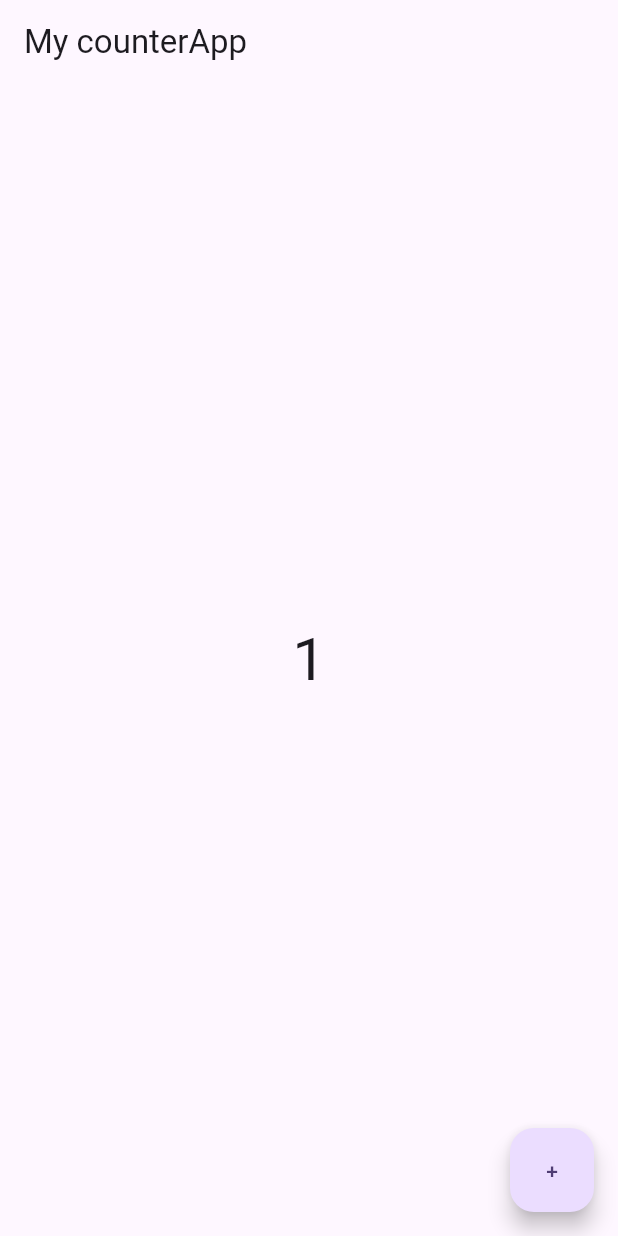
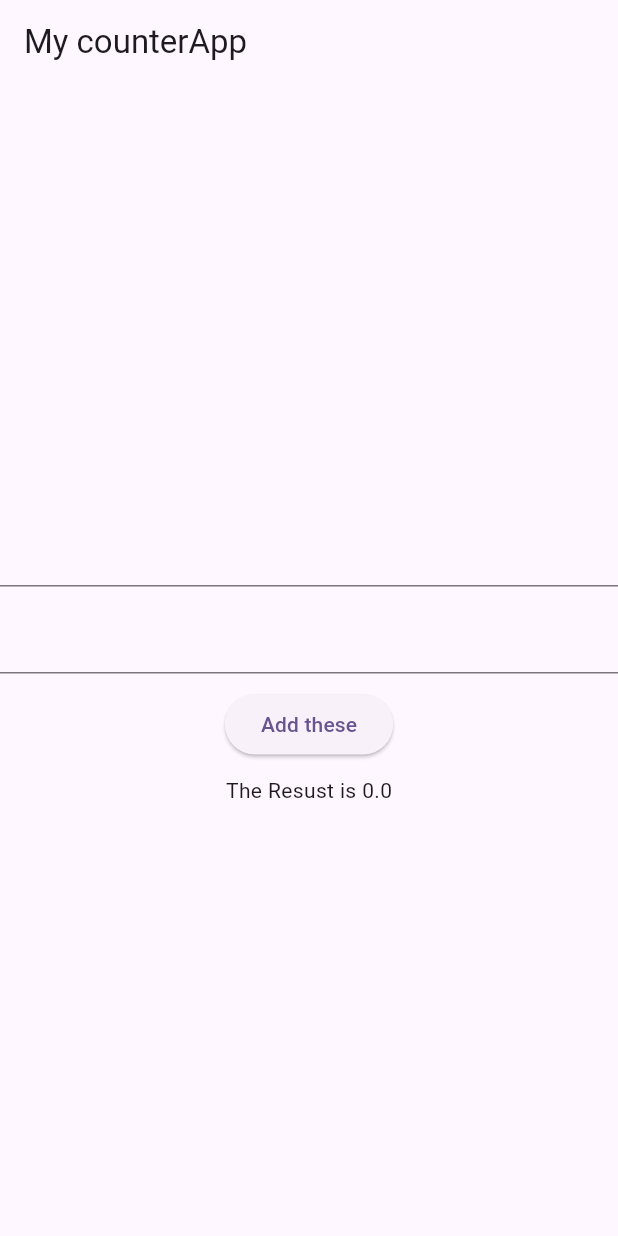
Before and after one commit to alkawsar1030/statefulWidgets, a Flutter app: the screen it shows after launch, on a phone screen of 412 x 824 dp. Run offline on Flutter 3.47's test engine with Material 3 defaults, Android fonts, the phone set to English and light mode, and no system bars.

Commit message:
Two number adding using TextField

```diff
--- a/lib/HomePage.dart
+++ b/lib/HomePage.dart
@@ -8,13 +8,18 @@ class HomePage extends StatefulWidget {
 }
 
 class _HomePageState extends State<HomePage> {
-
-  int iemCount=1;
-  void counter() {
-    setState(() {
-      iemCount=iemCount+1;
-    });
+  final TextEditingController controller = TextEditingController();
+  double num1=0;
+  double num2=0;
+  double result=0;
+  void clearText() {
+    controller.clear(); // এই লাইনটি TextField-এর লেখা মুছে দেবে
   }
+  // void counter() {
+  //   setState(() {
+  //    num1+num2;
+  //   });
+  // }
   @override
   Widget build(BuildContext context) {
     return Scaffold(
@@ -25,16 +30,43 @@ class _HomePageState extends State<HomePage> {
           mainAxisAlignment: MainAxisAlignment.center,
           crossAxisAlignment: CrossAxisAlignment.center,
           children: [
-            Text(iemCount.toString(),style: TextStyle(fontSize: 40),)
+           TextFormField(
+
+              onChanged: (value) {
+                setState(() {
+                  num1=double.parse(value);
+                });
+              },
+           ) ,
+            SizedBox(height: 10,),
+            TextFormField(
+              onChanged: (value) {
+                setState(() {
+                  num2=double.parse(value);
+
+
+                });
+              },
+            ) ,
+           SizedBox(height: 10,),
+           ElevatedButton(onPressed: (){
+             setState(() {
+               result= num1+num2;
+
+             });
+             clearText();
+
+           },
+               child: Text('Add these')
+           ),
+            SizedBox(height: 10,),
+            Text('The Resust is ${result}'),
+
+
           ],
         ),
       ),
-      floatingActionButton: FloatingActionButton(
-          onPressed: (){
-            counter();
-          },
-        child:Text('+') ,
-      ),
+
     );
   }
 
```
